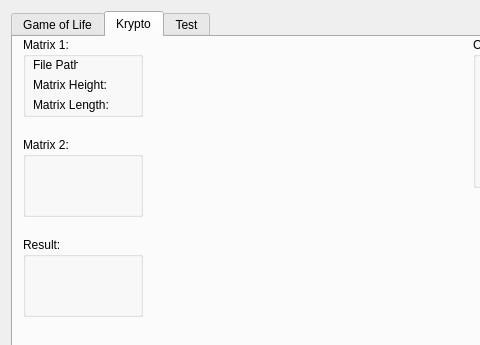
This is Qt_PP_1819_GUI/mainwindow.ui in 0xanselm-priv/prg2-pr_milestone1 as Qt 5 draws it before an edit; both pictures show x 0 to 480 and y 0 to 345 of the 676 by 557 pixel window. The edited form follows.
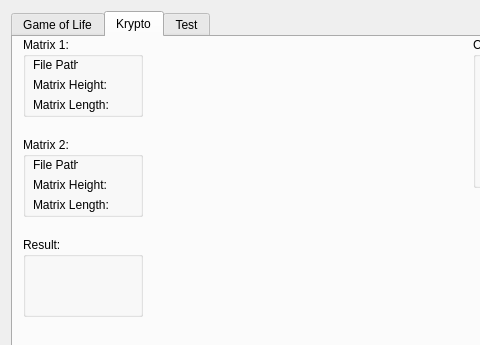
This is the edited form.

The edit to the form file:
```diff
--- a/Qt_PP_1819_GUI/mainwindow.ui
+++ b/Qt_PP_1819_GUI/mainwindow.ui
@@ -125,6 +125,45 @@
         <property name="title">
          <string>Matrix 2:</string>
         </property>
+        <widget class="QLabel" name="filepath2_label">
+         <property name="geometry">
+          <rect>
+           <x>10</x>
+           <y>20</y>
+           <width>45</width>
+           <height>16</height>
+          </rect>
+         </property>
+         <property name="text">
+          <string>File Path:</string>
+         </property>
+        </widget>
+        <widget class="QLabel" name="matrix2_height">
+         <property name="geometry">
+          <rect>
+           <x>10</x>
+           <y>40</y>
+           <width>101</width>
+           <height>16</height>
+          </rect>
+         </property>
+         <property name="text">
+          <string>Matrix Height:</string>
+         </property>
+        </widget>
+        <widget class="QLabel" name="matrix2_length">
+         <property name="geometry">
+          <rect>
+           <x>10</x>
+           <y>60</y>
+           <width>101</width>
+           <height>16</height>
+          </rect>
+         </property>
+         <property name="text">
+          <string>Matrix Length:</string>
+         </property>
+        </widget>
        </widget>
        <widget class="QGroupBox" name="groupBox_3">
         <property name="geometry">
```
Left out of the diff: 4 changed lines with no effect on the pictures.
